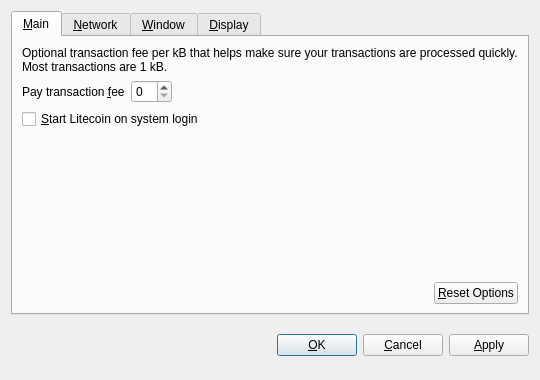
Before: the Qt Designer form src/qt/forms/optionsdialog.ui in dot-project/dot, drawn with Qt 5.
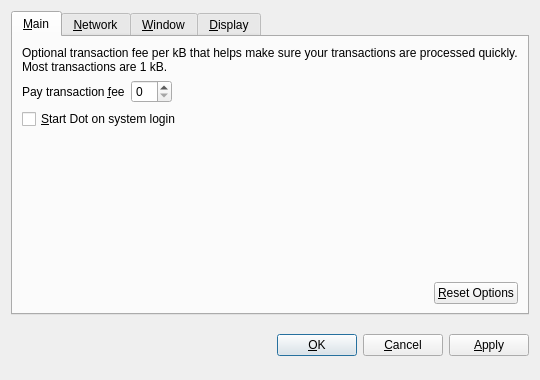
After: the same form once the commit is applied. Custom widgets are drawn as their Qt base class.

Diff of the .ui file:
```diff
--- a/src/qt/forms/optionsdialog.ui
+++ b/src/qt/forms/optionsdialog.ui
@@ -82,7 +82,7 @@
           <string>Automatically start Litecoin after logging in to the system.</string>
          </property>
          <property name="text">
-          <string>&amp;Start Litecoin on system login</string>
+          <string>&amp;Start Dot on system login</string>
          </property>
         </widget>
        </item>
```
Left out of the diff: 10 changed lines with no effect on the pictures.
